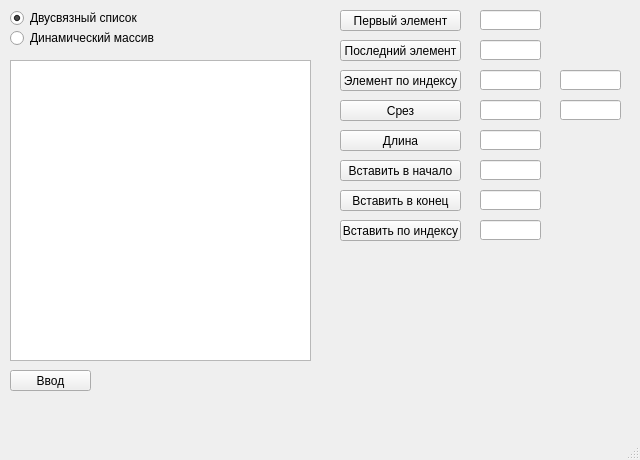
This is mainwindow.ui in eleonoraSt/Hw1_MEPHI_3sem as Qt 5 draws it before an edit. The edited form follows.
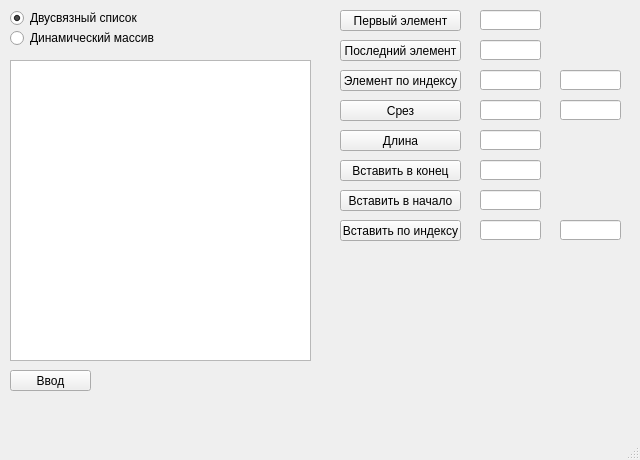
This is the edited form.

Commit message: the rest of the slots

```diff
--- a/mainwindow.ui
+++ b/mainwindow.ui
@@ -141,22 +141,22 @@
      </rect>
     </property>
     <property name="text">
-     <string>Вставить в начало</string>
-    </property>
-   </widget>
-   <widget class="QPushButton" name="prependButton">
-    <property name="geometry">
-     <rect>
-      <x>340</x>
-      <y>190</y>
-      <width>121</width>
-      <height>21</height>
-     </rect>
-    </property>
-    <property name="text">
      <string>Вставить в конец</string>
     </property>
    </widget>
+   <widget class="QPushButton" name="prependButton">
+    <property name="geometry">
+     <rect>
+      <x>340</x>
+      <y>190</y>
+      <width>121</width>
+      <height>21</height>
+     </rect>
+    </property>
+    <property name="text">
+     <string>Вставить в начало</string>
+    </property>
+   </widget>
    <widget class="QPushButton" name="insertButton">
     <property name="geometry">
      <rect>
@@ -175,7 +175,7 @@
      <rect>
       <x>10</x>
       <y>400</y>
-      <width>301</width>
+      <width>621</width>
       <height>16</height>
      </rect>
     </property>
@@ -313,6 +313,19 @@
      <bool>false</bool>
     </property>
    </widget>
+   <widget class="QLineEdit" name="insertIndexIn">
+    <property name="geometry">
+     <rect>
+      <x>560</x>
+      <y>220</y>
+      <width>61</width>
+      <height>20</height>
+     </rect>
+    </property>
+    <property name="readOnly">
+     <bool>false</bool>
+    </property>
+   </widget>
   </widget>
   <widget class="QMenuBar" name="menubar">
    <property name="geometry">
```
Left out of the diff: 87 changed lines with no effect on the pictures. The commit also changes 2 other files.
